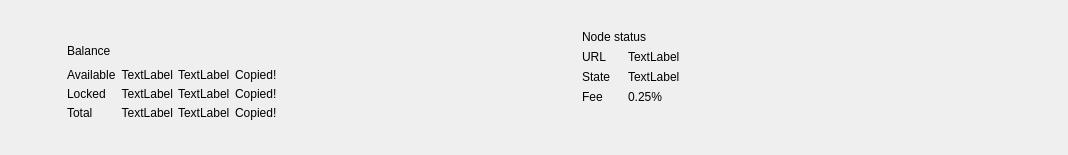
First picture: the form in src/Gui/Overview/OverviewHeaderFrame.ui, repository Karbovanets/Karbo-lite, before the edit.
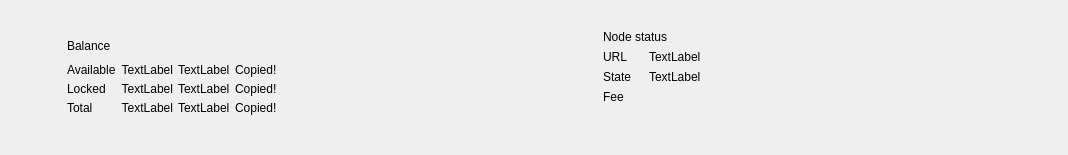
Second picture: the form after the edit. Icons and pictures are not drawn. Custom widgets are drawn as their Qt base class.

Commit message: Enchance a look in Overview

```diff
--- a/src/Gui/Overview/OverviewHeaderFrame.ui
+++ b/src/Gui/Overview/OverviewHeaderFrame.ui
@@ -51,7 +51,7 @@
        <number>30</number>
       </property>
       <property name="topMargin">
-       <number>25</number>
+       <number>15</number>
       </property>
       <property name="bottomMargin">
        <number>15</number>
@@ -300,6 +300,18 @@
       <enum>QFrame::Raised</enum>
      </property>
      <layout class="QGridLayout" name="gridLayout_2">
+      <property name="leftMargin">
+       <number>30</number>
+      </property>
+      <property name="topMargin">
+       <number>15</number>
+      </property>
+      <property name="rightMargin">
+       <number>30</number>
+      </property>
+      <property name="bottomMargin">
+       <number>15</number>
+      </property>
       <item row="0" column="0" colspan="5">
        <spacer name="verticalSpacer_5">
         <property name="orientation">
@@ -324,7 +336,7 @@
        </widget>
       </item>
       <item row="2" column="2">
-       <widget class="WalletGui::WalletSmallBlackTextLabel" name="m_overviewNodeTextLabel">
+       <widget class="WalletGui::WalletSmallGrayTextLabel" name="m_overviewNodeTextLabel">
         <property name="minimumSize">
          <size>
           <width>40</width>
@@ -346,7 +358,7 @@
        </widget>
       </item>
       <item row="2" column="3" rowspan="2">
-       <widget class="WalletGui::WalletNormalBlackTextLabel" name="m_overviewMasternode">
+       <widget class="WalletGui::WalletSmallBlackTextLabel" name="m_overviewMasternode">
         <property name="text">
          <string>TextLabel</string>
         </property>
@@ -388,7 +400,7 @@
        </spacer>
       </item>
       <item row="4" column="2">
-       <widget class="WalletGui::WalletSmallBlackTextLabel" name="m_overviewNodeStateTextLabel">
+       <widget class="WalletGui::WalletSmallGrayTextLabel" name="m_overviewNodeStateTextLabel">
         <property name="minimumSize">
          <size>
           <width>40</width>
@@ -404,7 +416,7 @@
        </widget>
       </item>
       <item row="4" column="3">
-       <widget class="WalletGui::WalletNormalBlackTextLabel" name="m_overviewConnectionState">
+       <widget class="WalletGui::WalletSmallBlackTextLabel" name="m_overviewConnectionState">
         <property name="text">
          <string>TextLabel</string>
         </property>
@@ -414,21 +426,24 @@
        </widget>
       </item>
       <item row="5" column="2">
-       <widget class="WalletGui::WalletSmallBlackTextLabel" name="m_overviewNodeFeeTextLabel">
+       <widget class="WalletGui::WalletSmallGrayTextLabel" name="m_overviewNodeFeeTextLabel">
         <property name="text">
          <string>Fee</string>
         </property>
+        <property name="indent">
+         <number>0</number>
+        </property>
        </widget>
       </item>
       <item row="5" column="3">
-       <widget class="WalletGui::WalletNormalBlackTextLabel" name="m_overviewNodeFeeLabel">
+       <widget class="WalletGui::WalletSmallBlackTextLabel" name="m_overviewNodeFeeLabel">
         <property name="text">
-         <string>0.25%</string>
+         <string/>
         </property>
        </widget>
       </item>
       <item row="6" column="2">
-       <widget class="WalletGui::WalletSmallBlackTextLabel" name="m_overviewNodeVersionTextLabel">
+       <widget class="WalletGui::WalletSmallGrayTextLabel" name="m_overviewNodeVersionTextLabel">
         <property name="text">
          <string/>
         </property>
@@ -515,11 +530,6 @@
    <extends>QLabel</extends>
    <header>Gui/Common/WalletTextLabel.h</header>
   </customwidget>
-  <customwidget>
-   <class>WalletGui::WalletNormalBlackTextLabel</class>
-   <extends>QLabel</extends>
-   <header>Gui/Common/WalletTextLabel.h</header>
-  </customwidget>
   <customwidget>
    <class>WalletGui::WalletSmallGreenBoldTextLabel</class>
    <extends>QLabel</extends>
```
The commit also changes 2 other files.
